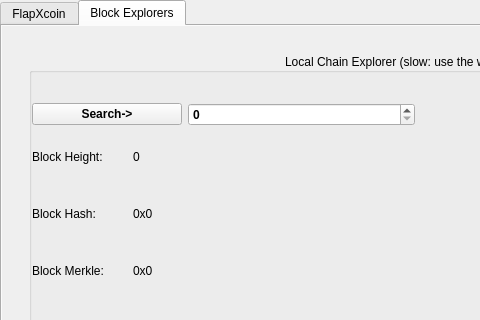
Qt form src/qt/forms/shoppingpage.ui (FlapXCoin/flapxcoin) before a commit; both pictures show x 0 to 480 and y 0 to 320 of the 912 by 612 pixel window.
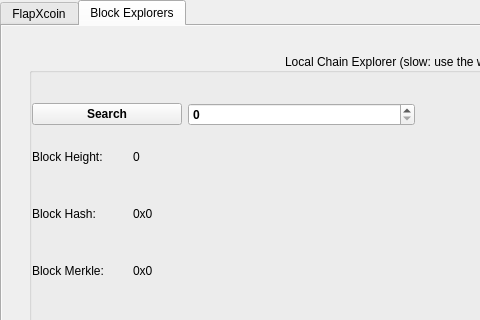
The same form after that commit. The open tabs and pages were chosen to show the change. Icons and pictures are not drawn.

Commit message:
GUI: spelling and wording fixes
- 'Mutisend' -> 'Multisend'
- Address placeholders showed an example that isn't a FlapX address
  (nBZ8...); say 'starts with X' instead
- PIR calculator: 'Enter Block Size' -> 'Enter an amount', 'based off'
  -> 'based on'
- Overview: 'Bitrate' -> 'Hashrate' (it is the network hash rate)
- Stake for Charity: consistent capitalisation and clearer messages
- Block explorer: 'Search->' -> 'Search'

Claude-Session: https://claude.ai/code/session_01Cpg3kidXXQpRBHH6ebpQfe

```diff
--- a/src/qt/forms/shoppingpage.ui
+++ b/src/qt/forms/shoppingpage.ui
@@ -986,7 +986,7 @@
                             </font>
                            </property>
                            <property name="text">
-                            <string>Search-&gt;</string>
+                            <string>Search</string>
                            </property>
                            <property name="autoDefault">
                             <bool>true</bool>
```
The commit also changes 7 other files.
